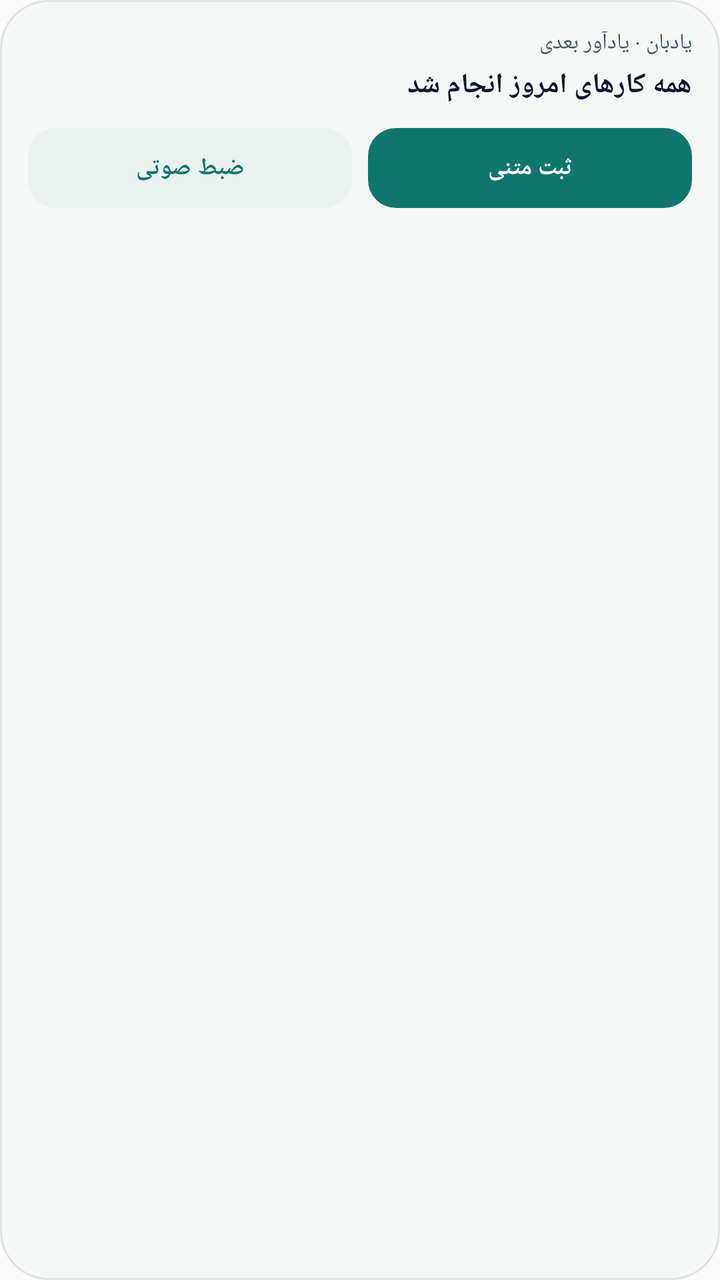
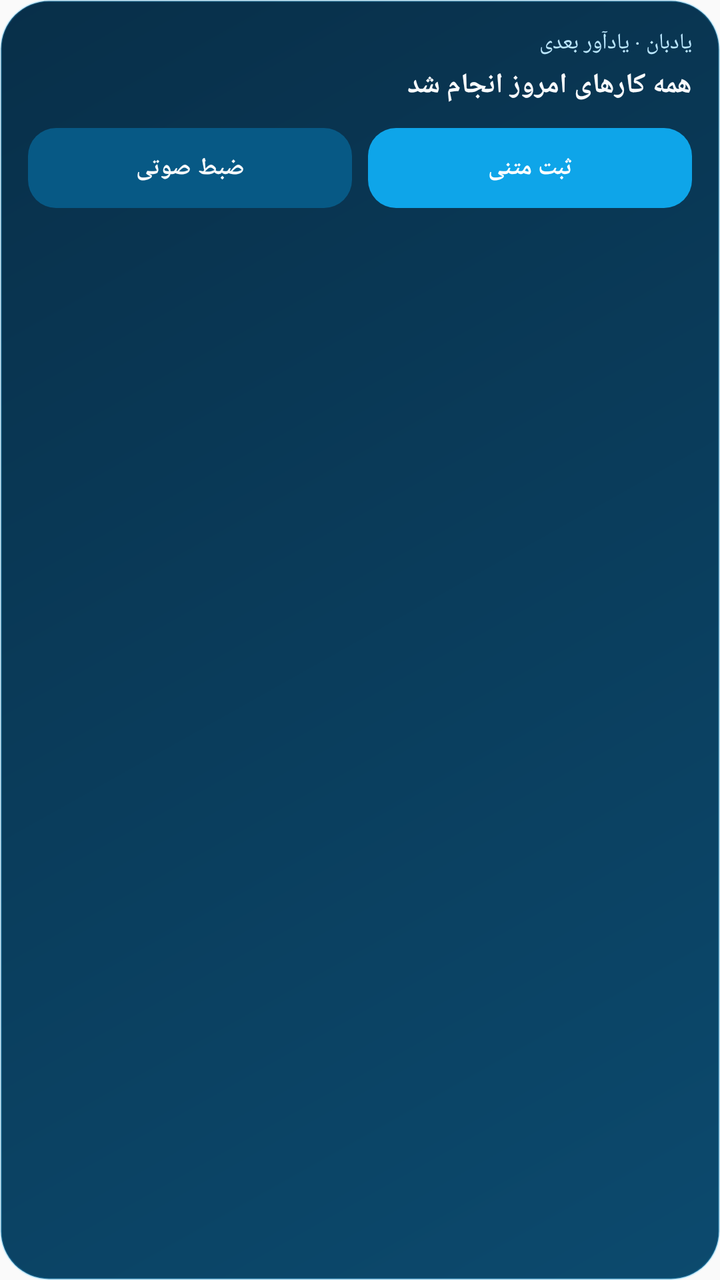

Two renders of the same Android screen: before a commit and after it. Below are the layout's source before the change and the commit's diff.
<!-- AndroidManifest.xml: application theme AppTheme -->
<!-- res/layout/widget_quick.xml -->
<?xml version="1.0" encoding="utf-8"?>
<LinearLayout xmlns:android="http://schemas.android.com/apk/res/android"
    android:id="@+id/widget_quick_root"
    android:layout_width="match_parent"
    android:layout_height="match_parent"
    android:background="@drawable/widget_bg_tonal"
    android:layoutDirection="rtl"
    android:orientation="vertical"
    android:padding="14dp">

    <TextView
        android:layout_width="wrap_content"
        android:layout_height="wrap_content"
        android:text="یادبان · یادآور بعدی"
        android:textColor="#475569"
        android:textSize="11sp" />

    <TextView
        android:id="@+id/widget_quick_next"
        android:layout_width="match_parent"
        android:layout_height="wrap_content"
        android:layout_marginTop="4dp"
        android:ellipsize="end"
        android:maxLines="2"
        android:text="همه کارهای امروز انجام شد"
        android:textColor="#0F172A"
        android:textSize="14sp"
        android:textStyle="bold" />

    <LinearLayout
        android:layout_width="match_parent"
        android:layout_height="wrap_content"
        android:layout_marginTop="12dp"
        android:orientation="horizontal">

        <TextView
            android:id="@+id/widget_quick_text_btn"
            android:layout_width="0dp"
            android:layout_height="40dp"
            android:layout_marginEnd="4dp"
            android:layout_weight="1"
            android:background="@drawable/widget_btn_accent"
            android:ellipsize="end"
            android:gravity="center"
            android:maxLines="1"
            android:paddingLeft="6dp"
            android:paddingRight="6dp"
            android:text="ثبت متنی"
            android:textColor="#FFFFFF"
            android:textSize="12sp"
            android:textStyle="bold" />

        <TextView
            android:id="@+id/widget_quick_voice_btn"
            android:layout_width="0dp"
            android:layout_height="40dp"
            android:layout_marginStart="4dp"
            android:layout_weight="1"
            android:background="@drawable/widget_row_bg"
            android:ellipsize="end"
            android:gravity="center"
            android:maxLines="1"
            android:paddingLeft="6dp"
            android:paddingRight="6dp"
            android:text="ضبط صوتی"
            android:textColor="#0F766E"
            android:textSize="12sp"
            android:textStyle="bold" />
    </LinearLayout>
</LinearLayout>
<!-- resources referenced by this layout -->
<resources>
  <!-- drawable widget_bg_tonal (drawable) -->
  <?xml version="1.0" encoding="utf-8"?>
  <shape xmlns:android="http://schemas.android.com/apk/res/android" android:shape="rectangle">
      <solid android:color="#F4F7F6" />
      <corners android:radius="24dp" />
      <stroke android:width="1dp" android:color="#1A0F172A" />
  </shape>
  <!-- drawable widget_btn_accent (drawable) -->
  <?xml version="1.0" encoding="utf-8"?>
  <shape xmlns:android="http://schemas.android.com/apk/res/android" android:shape="rectangle">
      <solid android:color="#0F766E" />
      <corners android:radius="14dp" />
  </shape>
  <!-- drawable widget_row_bg (drawable) -->
  <?xml version="1.0" encoding="utf-8"?>
  <shape xmlns:android="http://schemas.android.com/apk/res/android" android:shape="rectangle">
      <solid android:color="#EAF1EF" />
      <corners android:radius="14dp" />
  </shape>
  <style name="AppTheme" parent="Theme.AppCompat.Light.DarkActionBar">
          
          <item name="colorPrimary">@color/colorPrimary</item>
          <item name="colorPrimaryDark">@color/colorPrimaryDark</item>
          <item name="colorAccent">@color/colorAccent</item>
      </style>
</resources>

<!-- the commit's change to res/layout/widget_quick.xml (unified diff, before → after) -->
@@ -3,16 +3,17 @@
     android:id="@+id/widget_quick_root"
     android:layout_width="match_parent"
     android:layout_height="match_parent"
-    android:background="@drawable/widget_bg_tonal"
+    android:background="@drawable/widget_bg_ocean"
     android:layoutDirection="rtl"
     android:orientation="vertical"
     android:padding="14dp">
 
     <TextView
+        android:id="@+id/widget_quick_label"
         android:layout_width="wrap_content"
         android:layout_height="wrap_content"
         android:text="یادبان · یادآور بعدی"
-        android:textColor="#475569"
+        android:textColor="#BAE6FD"
         android:textSize="11sp" />
 
     <TextView
@@ -23,7 +24,7 @@
         android:ellipsize="end"
         android:maxLines="2"
         android:text="همه کارهای امروز انجام شد"
-        android:textColor="#0F172A"
+        android:textColor="#F8FAFC"
         android:textSize="14sp"
         android:textStyle="bold" />
 
@@ -39,7 +40,7 @@
             android:layout_height="40dp"
             android:layout_marginEnd="4dp"
             android:layout_weight="1"
-            android:background="@drawable/widget_btn_accent"
+            android:background="@drawable/widget_btn_ocean"
             android:ellipsize="end"
             android:gravity="center"
             android:maxLines="1"
@@ -56,14 +57,14 @@
             android:layout_height="40dp"
             android:layout_marginStart="4dp"
             android:layout_weight="1"
-            android:background="@drawable/widget_row_bg"
+            android:background="@drawable/widget_row_ocean"
             android:ellipsize="end"
             android:gravity="center"
             android:maxLines="1"
             android:paddingLeft="6dp"
             android:paddingRight="6dp"
             android:text="ضبط صوتی"
-            android:textColor="#0F766E"
+            android:textColor="#F8FAFC"
             android:textSize="12sp"
             android:textStyle="bold" />
     </LinearLayout>
<!-- resource entries referenced after the edit -->
@@ -1,22 +1,25 @@
 <!-- resources referenced by this layout -->
 <resources>
-  <!-- drawable widget_bg_tonal (drawable) -->
+  <!-- drawable widget_bg_ocean (drawable) -->
   <?xml version="1.0" encoding="utf-8"?>
   <shape xmlns:android="http://schemas.android.com/apk/res/android" android:shape="rectangle">
-      <solid android:color="#F4F7F6" />
+      <gradient
+          android:angle="135"
+          android:startColor="#0C4A6E"
+          android:endColor="#082F49" />
       <corners android:radius="24dp" />
-      <stroke android:width="1dp" android:color="#1A0F172A" />
+      <stroke android:width="1dp" android:color="#4038BDF8" />
   </shape>
-  <!-- drawable widget_btn_accent (drawable) -->
+  <!-- drawable widget_btn_ocean (drawable) -->
   <?xml version="1.0" encoding="utf-8"?>
   <shape xmlns:android="http://schemas.android.com/apk/res/android" android:shape="rectangle">
-      <solid android:color="#0F766E" />
+      <solid android:color="#0EA5E9" />
       <corners android:radius="14dp" />
   </shape>
-  <!-- drawable widget_row_bg (drawable) -->
+  <!-- drawable widget_row_ocean (drawable) -->
   <?xml version="1.0" encoding="utf-8"?>
   <shape xmlns:android="http://schemas.android.com/apk/res/android" android:shape="rectangle">
-      <solid android:color="#EAF1EF" />
+      <solid android:color="#075985" />
       <corners android:radius="14dp" />
   </shape>
   <style name="AppTheme" parent="Theme.AppCompat.Light.DarkActionBar">
